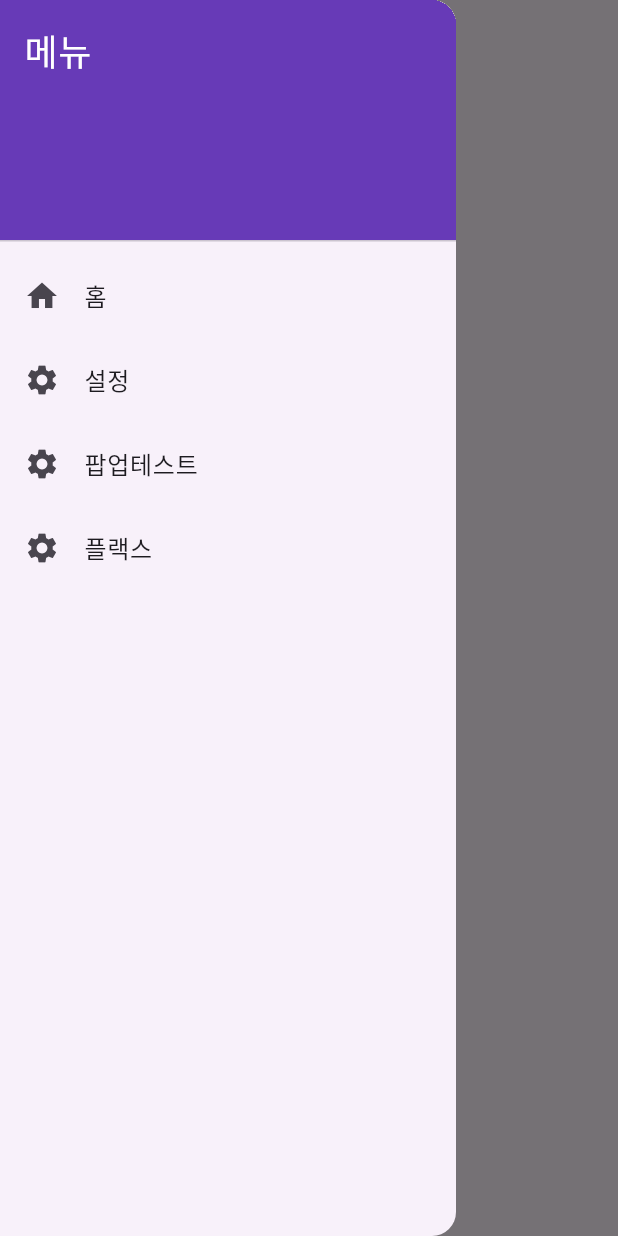
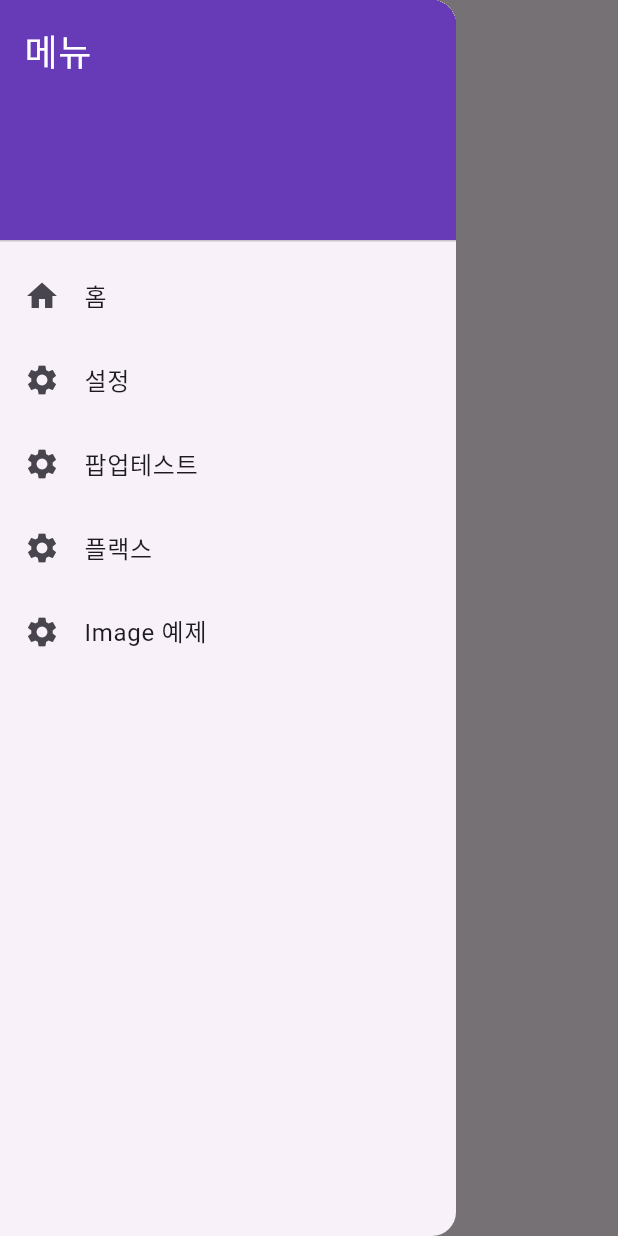
Before and after one commit to hak319/test-untitled-project, a Flutter app: the SettingPage screen opened by its route, with the side drawer open, on a phone screen of 412 x 824 dp. Run offline on Flutter 3.47's test engine with Material 3 defaults, Android fonts, the phone set to English and light mode, and no system bars; network calls fail.

Commit message:
25.3.31. (3)

```diff
--- a/lib/drawer.dart
+++ b/lib/drawer.dart
@@ -56,6 +56,15 @@ class MyDrawer extends StatelessWidget {
                     context, "/flex"
                 );
               }
+          ),
+          ListTile(
+            leading: const Icon(Icons.settings),
+            title: const Text("Image 예제"),
+            onTap: () {
+              Navigator.pushNamed(
+                  context, "/image"
+              );
+            },
           )
         ],
       ),
--- a/lib/main.dart
+++ b/lib/main.dart
@@ -3,6 +3,8 @@ import 'package:untitled/drawer.dart';
 import 'package:untitled/flex_page.dart';
 import 'package:untitled/popup_page.dart';
 import 'package:untitled/setting_page.dart';
+
+import 'image_page.dart' show ImagePage;
 
 void main() {
   runApp(const MyApp());
@@ -25,6 +27,7 @@ class MyApp extends StatelessWidget {
         "/setting": (context) => const SettingPage(),
         "/popup" : (context) => const PopupPage(),
         "/flex" : (context) => const FlexPage(),
+        "/image" : (context) => const ImagePage(),
       },
     );
   }
```
Also changed, not shown: lib/image_page.dart (added, +24 -0 lines).
